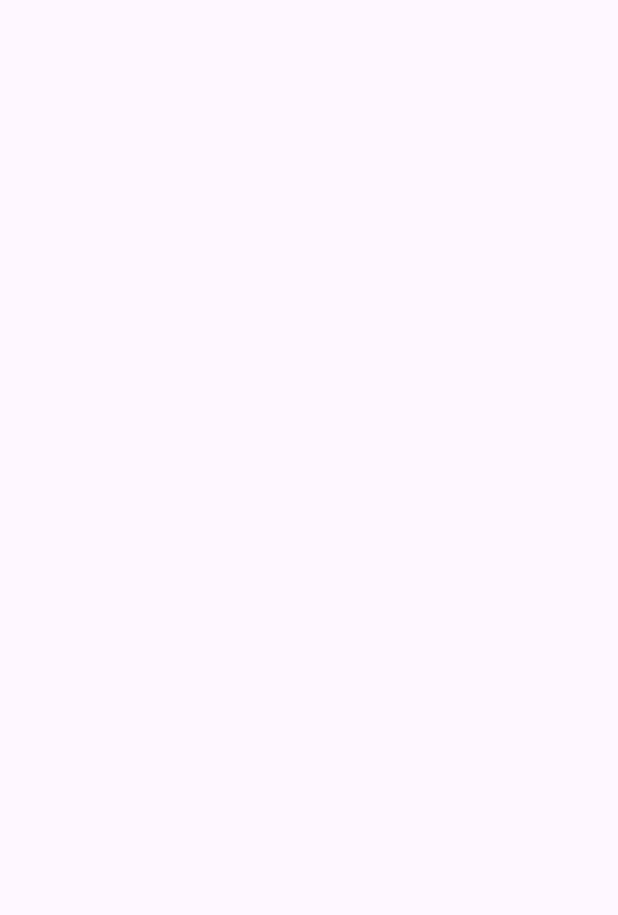
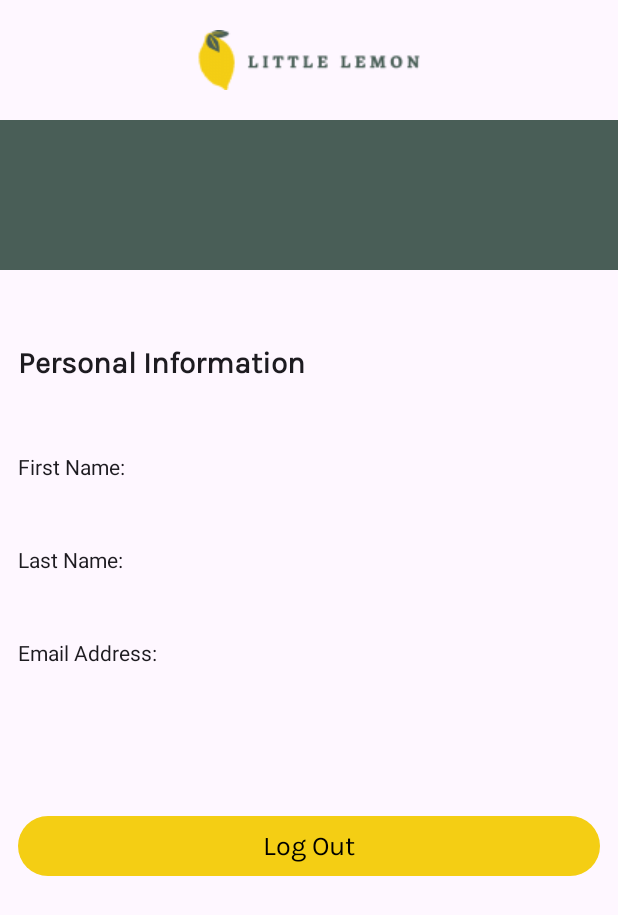
Before and after one commit to ViperD4/FinalCapstoneProject-Coursera, an Android app built with Jetpack Compose: the Profile screen opened through its navigation route, on a phone screen of 412 x 824 dp. Before the commit the part shown is empty. Shown: the top 915 px of the screen. Run offline under Robolectric (Android 15) with nearby library versions, the phone set to English and light mode, and no system bars.

Commit message:
Complete Profile screen.

```diff
--- a/app/build.gradle.kts
+++ b/app/build.gradle.kts
@@ -54,7 +54,7 @@ dependencies {
     implementation("androidx.core:core-ktx:1.9.0")
     implementation("androidx.navigation:navigation-compose:2.5.3")
     implementation("androidx.lifecycle:lifecycle-runtime-ktx:2.6.2")
-    implementation("androidx.activity:activity-compose:1.3.1")
+    implementation("androidx.activity:activity-compose:1.7.2")
     implementation(platform("androidx.compose:compose-bom:2023.03.00"))
     implementation("androidx.compose.ui:ui")
     implementation("androidx.compose.ui:ui-graphics")
--- a/app/src/main/java/com/littlelemon/foodorderingappcapstone/Home.kt
+++ b/app/src/main/java/com/littlelemon/foodorderingappcapstone/Home.kt
@@ -1,9 +1,13 @@
 package com.littlelemon.foodorderingappcapstone
 
+import androidx.compose.material3.Button
+import androidx.compose.material3.Text
 import androidx.compose.runtime.Composable
 import androidx.navigation.NavHostController
 
 @Composable
 fun Home(navController: NavHostController) {
-
+    Button(onClick = { navController.navigate(Profile.route) }) {
+        Text(text = "Profile")
+    }
 }
--- a/app/src/main/java/com/littlelemon/foodorderingappcapstone/MainActivity.kt
+++ b/app/src/main/java/com/littlelemon/foodorderingappcapstone/MainActivity.kt
@@ -17,7 +17,6 @@ import com.littlelemon.foodorderingappcapstone.ui.theme.FoodOrderingAppCapstoneT
 class MainActivity : ComponentActivity() {
     override fun onCreate(savedInstanceState: Bundle?) {
         super.onCreate(savedInstanceState)
-        val preferenceRepo = PreferenceRepo.getPreferenceRepo(this.applicationContext)
         setContent {
             AppTheme {
                 // A surface container using the 'background' color from the theme
@@ -25,7 +24,7 @@ class MainActivity : ComponentActivity() {
                     modifier = Modifier.fillMaxSize(),
                     color = MaterialTheme.colorScheme.background
                 ) {
-                    Navigation(navController = NavController, preferenceRepo)
+                    Navigation(navController = NavController)
                 }
             }
         }
--- a/app/src/main/java/com/littlelemon/foodorderingappcapstone/Profile.kt
+++ b/app/src/main/java/com/littlelemon/foodorderingappcapstone/Profile.kt
@@ -1,9 +1,152 @@
 package com.littlelemon.foodorderingappcapstone
 
+import android.content.Context
 import androidx.compose.runtime.Composable
 import androidx.navigation.NavHostController
+import androidx.compose.foundation.layout.Column
+import androidx.compose.ui.Alignment
+import androidx.compose.ui.Modifier
+import androidx.compose.ui.tooling.preview.Preview
+import androidx.compose.foundation.Image
+import androidx.compose.foundation.background
+import androidx.compose.foundation.border
+import androidx.compose.foundation.layout.Box
+import androidx.compose.foundation.layout.fillMaxWidth
+import androidx.compose.foundation.layout.height
+import androidx.compose.foundation.layout.padding
+import androidx.compose.material.*
+import androidx.compose.material3.Button
+import androidx.compose.material3.ButtonDefaults
+import androidx.compose.material3.ExperimentalMaterial3Api
+import androidx.compose.material3.MaterialTheme
+import androidx.compose.material3.OutlinedTextField
+import androidx.compose.material3.Text
+import androidx.compose.runtime.getValue
+import androidx.compose.runtime.mutableStateOf
+import androidx.compose.runtime.rememberCoroutineScope
+import androidx.compose.runtime.saveable.rememberSaveable
+import androidx.compose.runtime.setValue
+import androidx.compose.ui.graphics.Color
+import androidx.compose.ui.platform.LocalContext
+import androidx.compose.ui.res.painterResource
+import androidx.compose.ui.text.style.TextAlign
+import androidx.compose.ui.unit.dp
+import androidx.navigation.compose.rememberNavController
+import com.littlelemon.foodorderingappcapstone.ui.theme.AppTheme
+import com.littlelemon.foodorderingappcapstone.ui.theme.FoodOrderingAppCapstoneTheme
+import kotlinx.coroutines.Dispatchers
+import kotlinx.coroutines.launch
+import kotlinx.coroutines.withContext
 
 @Composable
 fun Profile(navController: NavHostController) {
+    val context = LocalContext.current
+    val userInfo = context.getSharedPreferences(userInfoKeyFile, Context.MODE_PRIVATE)
+    val firstName = userInfo.getString(userFirstName, "")
+    val lastName = userInfo.getString(userLastName, "")
+    val email = userInfo.getString(userEmail, "")
 
+    Column(
+        modifier = Modifier
+            .fillMaxWidth()
+    ) {
+        Image(
+            modifier = Modifier
+                .height(80.dp)
+                .align(Alignment.CenterHorizontally)
+                .fillMaxWidth()
+                .padding(vertical = 20.dp, horizontal = 32.dp),
+            painter = painterResource(
+                id = R.drawable.logo),
+            contentDescription = "Logo Image"
+        )
+        Box(
+            modifier = Modifier
+                .background(AppTheme.color.primaryGreen)
+                .fillMaxWidth()
+                .height(100.dp)
+        ){
+            Text(
+                modifier = Modifier
+                    .fillMaxWidth()
+                    .align(Alignment.Center),
+                text = "",
+                textAlign = TextAlign.Center,
+                style = AppTheme.typography.highlight2,
+                color = AppTheme.color.highlightWhite
+            )
+        }
+        Text(
+            modifier = Modifier
+                .fillMaxWidth()
+                .padding(start = 12.dp, top = 50.dp, bottom = 50.dp),
+            text = "Personal Information",
+            style = AppTheme.typography.sectionTitle,
+        )
+
+        Text(
+            modifier = Modifier
+                .padding(start = 12.dp),
+            text = "First Name:"
+        )
+        Text(
+            modifier = Modifier
+                .fillMaxWidth()
+                .padding(start = 12.dp, bottom = 30.dp, end = 12.dp),
+            text = "$firstName"
+        )
+
+        Text(
+            modifier = Modifier
+                .padding(start = 12.dp),
+            text = "Last Name:"
+        )
+        Text(
+            modifier = Modifier
+                .fillMaxWidth()
+                .padding(start = 12.dp, bottom = 30.dp, end = 12.dp),
+            text = "$lastName"
+        )
+
+        Text(
+            modifier = Modifier
+                .padding(start = 12.dp),
+            text = "Email Address:"
+        )
+        Text(
+            modifier = Modifier
+                .fillMaxWidth()
+                .padding(start = 12.dp, bottom = 30.dp, end = 12.dp),
+            text = "$email"
+        )
+        Button(
+            modifier = Modifier
+                .padding(start = 12.dp, top = 50.dp, end = 12.dp)
+                .fillMaxWidth(),
+            onClick = {
+                userInfo.edit().clear().apply()
+
+                navController.navigate(Onboarding.route) {
+                    popUpTo(Onboarding.route) { inclusive = true }
+                }
+            },
+            colors = ButtonDefaults.buttonColors(
+                Color(0xFFF4CE14)
+            )
+        ) {
+            Text(
+                text = "Log Out",
+                color = AppTheme.color.black,
+                style = AppTheme.typography.leadText
+            )
+        }
+    }
 }
+
+@Preview(showBackground = true)
+@Composable
+fun ProfilePreview() {
+        Profile(
+            navController = rememberNavController(),
+            )
+    }
--- /dev/null
+++ b/app/src/main/java/com/littlelemon/foodorderingappcapstone/SharedPreferences.kt
@@ -0,0 +1,6 @@
+package com.littlelemon.foodorderingappcapstone
+
+const val userInfoKeyFile = "user_info"
+const val userFirstName ="user_firstname"
+const val userLastName = "user_lastname"
+const val userEmail = "user_email"
--- a/app/src/main/java/com/littlelemon/foodorderingappcapstone/User.kt
+++ /dev/null
@@ -1,6 +0,0 @@
-package com.littlelemon.foodorderingappcapstone
-data class User(
-    val firstName: String,
-    val lastName: String,
-    val email: String
-)
```
Also changed, not shown: app/src/main/java/com/littlelemon/foodorderingappcapstone/NavigationComposable.kt (+13 -3 lines), app/src/main/java/com/littlelemon/foodorderingappcapstone/Onboarding.kt (+30 -44 lines), app/src/main/java/com/littlelemon/foodorderingappcapstone/PreferenceRepo.kt (deleted, +0 -68 lines).
